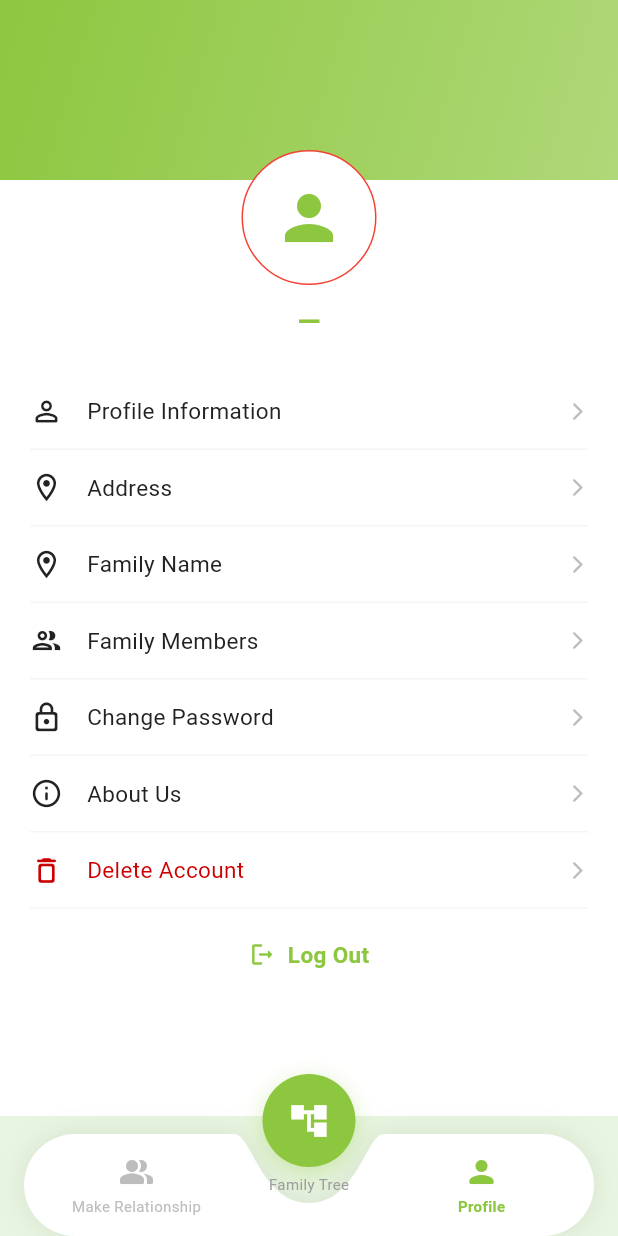
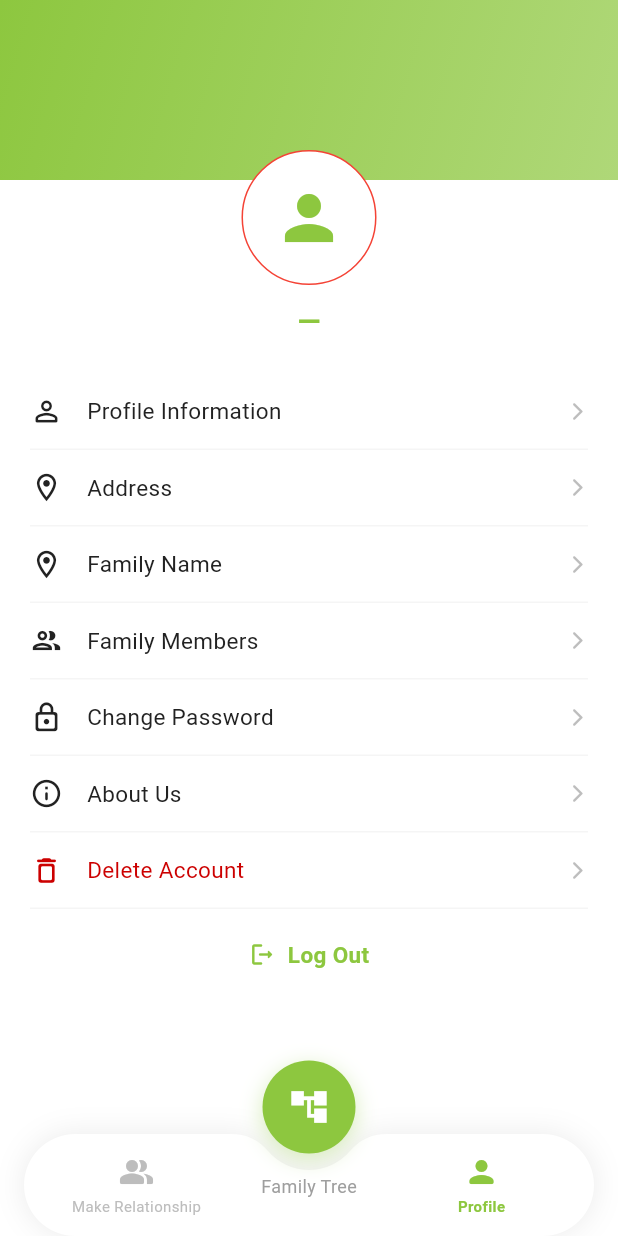
Before and after one commit to mdnirakib51/famico_v1, a Flutter app: the BottomNavBar screen opened by its route, after a tap on "Make Relationship", after a tap on "Profile", on a phone screen of 412 x 824 dp. Run offline on Flutter 3.47's test engine with Material 3 defaults, Android fonts, the light colour scheme and no system bars; our stand-ins replace bloc, connectivity_plus, device_info_plus, dio, equatable, flutter_bloc and 4 more; missing offline and left inert: in_app_update; accounts and stored records are empty.

Commit message:
Bottom Sheet

```diff
--- a/lib/src/global/bottom_nav_bar/bottom_nav_bar.dart
+++ b/lib/src/global/bottom_nav_bar/bottom_nav_bar.dart
@@ -1,4 +1,3 @@
-
 import 'package:flutter/material.dart';
 import 'package:flutter_bloc/flutter_bloc.dart';
 import '../../global/constants/colors_resources.dart';
@@ -6,7 +5,6 @@ import '../../global/global_widget/global_text.dart';
 import 'bloc/bottom_nav_bar_bloc.dart';
 import 'bloc/bottom_nav_bar_event.dart';
 import 'bloc/bottom_nav_bar_state.dart';
-import 'dart:math';
 
 class BottomNavBar extends StatelessWidget {
   const BottomNavBar({super.key});
@@ -18,26 +16,13 @@ class BottomNavBar extends StatelessWidget {
       builder: (context, state) {
         return Scaffold(
           resizeToAvoidBottomInset: false,
-          backgroundColor: const Color(0xFFE8F5E0), // হালকা সবুজ background
-          body: Stack(
-            children: [
-              Positioned.fill(
-                bottom: 80,
-                child: IndexedStack(
-                  index: state.selectedIndex,
-                  children: bloc.screens,
-                ),
-              ),
-              Positioned(
-                bottom: 0,
-                left: 0,
-                right: 0,
-                child: _BottomNavBar(
+          bottomSheet: _BottomNavBar(
             selectedIndex: state.selectedIndex,
             bloc: bloc,
           ),
-              ),
-            ],
+          body: IndexedStack(
+            index: state.selectedIndex,
+            children: bloc.screens,
           ),
         );
       },
@@ -49,17 +34,15 @@ class _BottomNavBar extends StatelessWidget {
   final int selectedIndex;
   final BottomNavBarBloc bloc;
 
-  const _BottomNavBar({
-    required this.selectedIndex,
-    required this.bloc,
-  });
+  const _BottomNavBar({required this.selectedIndex, required this.bloc});
 
   @override
   Widget build(BuildContext context) {
     final bottomPad = MediaQuery.of(context).padding.bottom;
 
-    return SizedBox(
+    return Container(
       height: 90 + bottomPad,
+      color: ColorRes.appBackColor,
       child: Stack(
         clipBehavior: Clip.none,
         alignment: Alignment.bottomCenter,
@@ -80,9 +63,9 @@ class _BottomNavBar extends StatelessWidget {
                         icon: Icons.people_alt_rounded,
                         label: 'Make Relationship',
                         isActive: selectedIndex == 1,
-                        onTap: () => context
-                            .read<BottomNavBarBloc>()
-                            .add(BottomNavBarTabChanged(1)),
+                        onTap: () => context.read<BottomNavBarBloc>().add(
+                          BottomNavBarTabChanged(1),
+                        ),
                       ),
                     ),
                     const SizedBox(width: 80),
@@ -91,9 +74,9 @@ class _BottomNavBar extends StatelessWidget {
                         icon: Icons.person_rounded,
                         label: 'Profile',
                         isActive: selectedIndex == 2,
-                        onTap: () => context
-                            .read<BottomNavBarBloc>()
-                            .add(BottomNavBarTabChanged(2)),
+                        onTap: () => context.read<BottomNavBarBloc>().add(
+                          BottomNavBarTabChanged(2),
+                        ),
                       ),
                     ),
                   ],
@@ -104,11 +87,11 @@ class _BottomNavBar extends StatelessWidget {
 
           // ── Floating FAB ──────────────────────────────────────────
           Positioned(
-            bottom: bottomPad + 28,
+            bottom: bottomPad + 25,
             child: GestureDetector(
-              onTap: () => context
-                  .read<BottomNavBarBloc>()
-                  .add(BottomNavBarTabChanged(0)),
+              onTap: () => context.read<BottomNavBarBloc>().add(
+                BottomNavBarTabChanged(0),
+              ),
               child: Column(
                 mainAxisSize: MainAxisSize.min,
                 children: [
@@ -132,10 +115,10 @@ class _BottomNavBar extends StatelessWidget {
                       size: 28,
                     ),
                   ),
-                  const SizedBox(height: 4),
+                  const SizedBox(height: 13),
                   GlobalText(
                     str: 'Family Tree',
-                    fontSize: 10,
+                    fontSize: 12,
                     fontWeight: selectedIndex == 0
                         ? FontWeight.w700
                         : FontWeight.w400,
@@ -169,56 +152,31 @@ class _BumpedPillPainter extends CustomPainter {
       ..color = Colors.black.withValues(alpha: 0.08)
       ..maskFilter = const MaskFilter.blur(BlurStyle.normal, 10);
 
-    final double r = size.height / 2; // pill radius = 34
     final double cx = size.width / 2;
 
-    final path = Path();
+    final hostRect = Rect.fromLTWH(0, 0, size.width, size.height);
 
-    // Start bottom-left, go counter-clockwise for pill shape
-    // Left pill end (semi-circle)
-    path.addArc(
-      Rect.fromLTWH(0, 0, size.height, size.height),
-      pi / 2,
-      pi,
+    final pillPath = Path()
+      ..addRRect(
+        RRect.fromRectAndRadius(hostRect, Radius.circular(size.height / 2)),
       );
 
-    final double notchDepth = 46.0;
-    final double notchStartLeft = cx - 50.0;
-    final double notchEndRight = cx + 50.0;
+    // The floating action button's logical center is slightly above the bar.
+    // Circle wrapper radius is ~31. We add a few pixels for the gap (radius 36).
+    final guestRect = Rect.fromCircle(center: Offset(cx, -12), radius: 36);
 
-    // Top-left to bump start
-    path.lineTo(notchStartLeft, 0);
+    final notchShape = const CircularNotchedRectangle();
+    final notchPath = notchShape.getOuterPath(hostRect, guestRect);
 
-    // Bump curve going DOWN (notch)
-    path.cubicTo(
-      notchStartLeft + 12, 0,
-      cx - 32, notchDepth,
-      cx, notchDepth,
-    );
-    path.cubicTo(
-      cx + 32, notchDepth,
-      notchEndRight - 12, 0,
-      notchEndRight, 0,
+    // Combine paths to get the pill shape with a perfectly calculated notch cutout
+    final finalPath = Path.combine(
+      PathOperation.intersect,
+      pillPath,
+      notchPath,
     );
 
-    // Top-right to right pill end
-    path.lineTo(size.width - r, 0);
-
-    // Right pill end (semi-circle)
-    path.arcTo(
-      Rect.fromLTWH(size.width - size.height, 0, size.height, size.height),
-      -pi / 2,
-      pi,
-      false,
-    );
-
-    // Bottom line back to start
-    path.lineTo(r, size.height);
-
-    path.close();
-
-    canvas.drawPath(path, shadowPaint);
-    canvas.drawPath(path, paint);
+    canvas.drawPath(finalPath, shadowPaint);
+    canvas.drawPath(finalPath, paint);
   }
 
   @override
```
Lines whose indentation alone changed are shown as unchanged.
